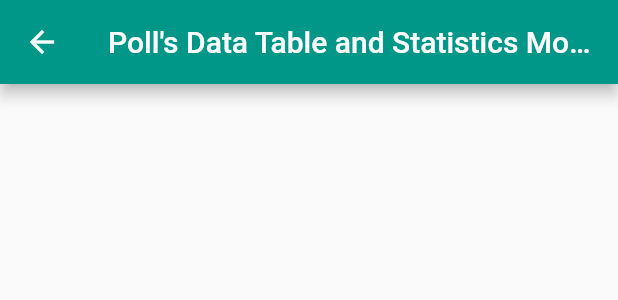
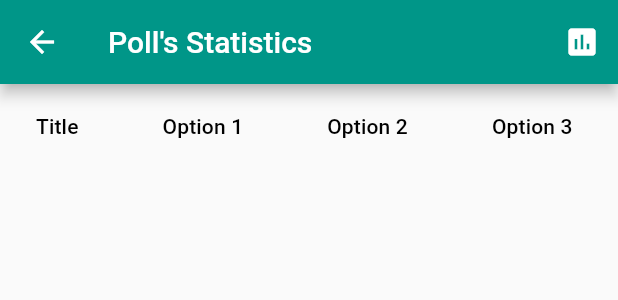
Before and after one commit to PotatoTimz/NewsFlash-App, a Flutter app: the PollsPageBuilder widget shown alone on an empty page, opened directly, after a tap on "View Data Table Mode", on a phone screen of 412 x 824 dp. Shown: the top 300 px of the screen. Run offline on Flutter 3.47's test engine with Material 2 defaults, Android fonts, the phone set to English and light mode, and no system bars; our stand-ins replace charts_flutter_new, cloud_firestore, firebase_core, flutter_local_notifications, pie_chart, sqflite and 1 more; accounts and stored records are empty.

Commit message:
added polls

```diff
--- a/lib/main.dart
+++ b/lib/main.dart
@@ -48,7 +48,6 @@ class MyApp extends StatelessWidget {
                 '/commentPage': (context) => CommentPage(),
                 '/createCommentPage': (context) => const CreateCommentPage(),
                 '/createNewPoll' : (context) => const CreatePollPage(),
-                '/viewPollStatisics' : (context) => const ViewPollStatistics()
               },
             );
           } else {
--- a/lib/views/CommentPage.dart
+++ b/lib/views/CommentPage.dart
@@ -65,6 +65,7 @@ class _CommentPageState extends State<CommentPage> {
               print("Data Loaded!");
               PostOnline post = PostOnline.fromMap(snapshot.data.docs[selectedIndex].data(), reference: snapshot.data.docs[selectedIndex].reference);
               return ListView(
+
                 children: [
 
                   Container(
--- a/lib/views/HomePageTabs/Polls/PollsPageBuilder.dart
+++ b/lib/views/HomePageTabs/Polls/PollsPageBuilder.dart
@@ -4,6 +4,8 @@ import 'package:groupproject/models/Polls.dart';
 import 'package:groupproject/views/DatabaseEditors.dart';
 import 'package:charts_flutter_new/flutter.dart' as charts;
 import 'package:pie_chart/pie_chart.dart';
+
+import 'ViewPollStatistics.dart';
 
 List voted = [];
 
@@ -39,13 +41,16 @@ class _PollsPageBuilderState extends State<PollsPageBuilder> {
 
                 ElevatedButton(
                     onPressed: (){
-                      goToStatisticsPage(context);
+                      Navigator.of(context).push(MaterialPageRoute(
+                          builder: (context) => ViewPollStatistics(pollData: snapshot.data.docs,))
+                      );
                 },
                     child: Text("View Data Table Mode")
                 ),
 
                 ListView.builder(
                   shrinkWrap: true,
+                  physics: const ScrollPhysics(),
                   itemCount: snapshot.data.docs.length,
                   itemBuilder: (context, index){
                     Polls poll = Polls.fromMap(snapshot.data.docs[index].data(), reference: snapshot.data.docs[index].reference);
@@ -72,10 +77,6 @@ class _PollsPageBuilderState extends State<PollsPageBuilder> {
           }
         }
     );
-  }
-
-  Future<void> goToStatisticsPage(context) async{
-    await Navigator.pushNamed(context, r'/viewPollStatisics');
   }
 
   Widget buildPollPost(poll, index, context){
@@ -138,6 +139,7 @@ class _PollsPageBuilderState extends State<PollsPageBuilder> {
 
         ListView.builder(
           shrinkWrap: true,
+          physics: NeverScrollableScrollPhysics(),
           itemCount: poll.pollOptions?.length,
           itemBuilder: (context, pollOptionsIndex){
             return GestureDetector(
--- a/lib/views/HomePageTabs/Polls/ViewPollStatistics.dart
+++ b/lib/views/HomePageTabs/Polls/ViewPollStatistics.dart
@@ -1,18 +1,114 @@
 import 'package:flutter/material.dart';
 
+import '../../../models/Polls.dart';
+import 'PollFrequencyTable.dart';
+
 class ViewPollStatistics extends StatefulWidget {
-  const ViewPollStatistics({Key? key}) : super(key: key);
+  ViewPollStatistics({Key? key, this.pollData}) : super(key: key);
+
+  var pollData;
 
   @override
   State<ViewPollStatistics> createState() => _ViewPollStatisticsState();
 }
 
 class _ViewPollStatisticsState extends State<ViewPollStatistics> {
+
+  List<Polls> pollsList = [];
+
+  @override
+  void initState(){
+    for(int i = 0; i < widget.pollData.length; i++){
+      Polls poll = Polls.fromMap(widget.pollData[i].data(), reference: widget.pollData[i].reference);
+      List<dynamic> tempPollOptions = ["No Option","No Option","No Option","No Option"];
+      List<dynamic> tempPollResults = ["None","None","None","None"];
+      for(int i = 0; i <poll.pollOptions!.length; i++){
+        tempPollResults[i] = poll.pollResults![i];
+        tempPollOptions[i] = poll.pollOptions![i];
+      }
+      poll.pollResults = tempPollResults;
+      poll.pollOptions = tempPollOptions;
+      pollsList.add(poll);
+    }
+
+  }
+
+
   @override
   Widget build(BuildContext context) {
     return Scaffold(
       appBar: AppBar(
-        title: Text("Poll's Data Table and Statistics Mode"),
+        title: Text("Poll's Statistics"),
+        actions: [
+          IconButton(
+              onPressed: (){
+                Navigator.of(context).push(MaterialPageRoute(
+                    builder: (context) => PollFrequencyTable(pollsList: pollsList)));
+              },
+              icon: Icon(Icons.insert_chart))
+        ],
+      ),
+      body: ListView(
+        scrollDirection: Axis.horizontal,
+        children: [
+          DataTable(
+              columns: const [
+                DataColumn(
+                    tooltip: "Title Of Poll",
+                    label: const Text("Title")
+                ),
+                DataColumn(
+                    tooltip: "Amount of votes on this option",
+                    label: const Text("Option 1")
+                ),
+                DataColumn(
+                    tooltip: "Amount of votes on this option",
+                    label: const Text("Option 2")
+                ),
+                DataColumn(
+                    tooltip: "Amount of votes on this option",
+                    label: const Text("Option 3")
+                ),
+                DataColumn(
+                    tooltip: "Amount of votes on this option",
+                    label: const Text("Option 4")
+                ),
+              ],
+              rows: pollsList.map((Polls poll)=>DataRow(
+                cells: [
+                  DataCell(
+                    Container(
+                      child: Text(poll.title!),
+                    )
+                  ),
+                  DataCell(
+                      Tooltip(
+                        message: poll.pollOptions![0].toString(),
+                        child: Text(poll.pollResults![0].toString()),
+                      )
+                  ),
+                  DataCell(
+                      Tooltip(
+                        message: poll.pollOptions![1].toString(),
+                        child: Text(poll.pollResults![1].toString()),
+                      )
+                  ),
+                  DataCell(
+                      Tooltip(
+                        message: poll.pollOptions![2].toString(),
+                        child: Text(poll.pollResults![2].toString()),
+                      )
+                  ),
+                  DataCell(
+                      Tooltip(
+                        message: poll.pollOptions![3].toString(),
+                        child: Text(poll.pollResults![3].toString()),
+                      )
+                  ),
+                ]
+              )).toList()
+          )
+        ],
       ),
     );
   }
```
Also changed, not shown: lib/views/HomePageTabs/Polls/PollFrequencyTable.dart (added, +88 -0 lines).
